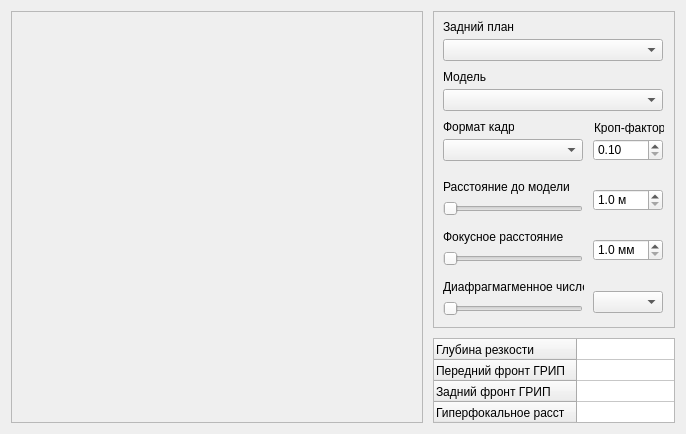
Qt form dofcalc/mainwindow.ui (Betchika99/GRIP-calculator) before a commit.
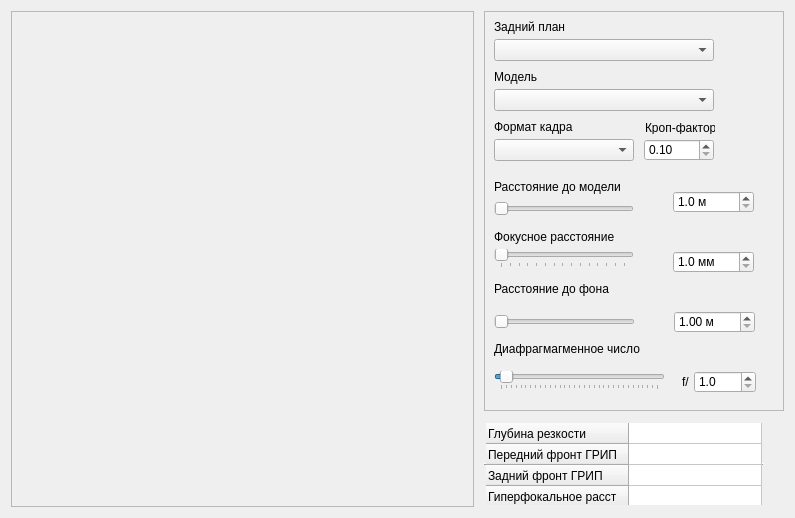
The same form after that commit.

```diff
--- a/dofcalc/mainwindow.ui
+++ b/dofcalc/mainwindow.ui
@@ -6,8 +6,8 @@
    <rect>
     <x>0</x>
     <y>0</y>
-    <width>686</width>
-    <height>434</height>
+    <width>795</width>
+    <height>518</height>
    </rect>
   </property>
   <property name="minimumSize">
@@ -24,17 +24,121 @@
     <property name="spacing">
      <number>10</number>
     </property>
+    <item row="0" column="0" rowspan="2">
+     <widget class="QLabel" name="image">
+      <property name="frameShape">
+       <enum>QFrame::StyledPanel</enum>
+      </property>
+      <property name="text">
+       <string/>
+      </property>
+      <property name="scaledContents">
+       <bool>false</bool>
+      </property>
+      <property name="alignment">
+       <set>Qt::AlignCenter</set>
+      </property>
+     </widget>
+    </item>
+    <item row="1" column="1">
+     <widget class="QTableWidget" name="table_dof">
+      <property name="sizePolicy">
+       <sizepolicy hsizetype="Expanding" vsizetype="Expanding">
+        <horstretch>0</horstretch>
+        <verstretch>0</verstretch>
+       </sizepolicy>
+      </property>
+      <property name="minimumSize">
+       <size>
+        <width>280</width>
+        <height>86</height>
+       </size>
+      </property>
+      <property name="maximumSize">
+       <size>
+        <width>280</width>
+        <height>86</height>
+       </size>
+      </property>
+      <property name="frameShape">
+       <enum>QFrame::HLine</enum>
+      </property>
+      <property name="frameShadow">
+       <enum>QFrame::Raised</enum>
+      </property>
+      <property name="verticalScrollBarPolicy">
+       <enum>Qt::ScrollBarAlwaysOff</enum>
+      </property>
+      <property name="horizontalScrollBarPolicy">
+       <enum>Qt::ScrollBarAlwaysOff</enum>
+      </property>
+      <property name="autoScroll">
+       <bool>false</bool>
+      </property>
+      <property name="editTriggers">
+       <set>QAbstractItemView::NoEditTriggers</set>
+      </property>
+      <property name="selectionMode">
+       <enum>QAbstractItemView::NoSelection</enum>
+      </property>
+      <property name="rowCount">
+       <number>4</number>
+      </property>
+      <property name="columnCount">
+       <number>1</number>
+      </property>
+      <attribute name="horizontalHeaderVisible">
+       <bool>false</bool>
+      </attribute>
+      <attribute name="horizontalHeaderStretchLastSection">
+       <bool>true</bool>
+      </attribute>
+      <attribute name="verticalHeaderDefaultSectionSize">
+       <number>21</number>
+      </attribute>
+      <attribute name="verticalHeaderHighlightSections">
+       <bool>false</bool>
+      </attribute>
+      <attribute name="verticalHeaderMinimumSectionSize">
+       <number>21</number>
+      </attribute>
+      <attribute name="verticalHeaderStretchLastSection">
+       <bool>false</bool>
+      </attribute>
+      <row>
+       <property name="text">
+        <string>Глубина резкости</string>
+       </property>
+      </row>
+      <row>
+       <property name="text">
+        <string>Передний фронт ГРИП</string>
+       </property>
+      </row>
+      <row>
+       <property name="text">
+        <string>Задний фронт ГРИП</string>
+       </property>
+      </row>
+      <row>
+       <property name="text">
+        <string>Гиперфокальное расст</string>
+       </property>
+      </row>
+      <column/>
+     </widget>
+    </item>
     <item row="0" column="1">
      <widget class="QFrame" name="frame_control">
       <property name="minimumSize">
        <size>
-        <width>242</width>
+        <width>300</width>
         <height>0</height>
        </size>
       </property>
       <property name="maximumSize">
        <size>
-        <width>242</width>
+        <width>300</width>
         <height>16777215</height>
        </size>
       </property>
@@ -53,6 +157,9 @@
          <height>19</height>
         </rect>
        </property>
+       <property name="layoutDirection">
+        <enum>Qt::LeftToRight</enum>
+       </property>
        <property name="minimum">
         <number>1</number>
        </property>
@@ -68,6 +175,18 @@
        <property name="orientation">
         <enum>Qt::Horizontal</enum>
        </property>
+       <property name="invertedAppearance">
+        <bool>false</bool>
+       </property>
+       <property name="invertedControls">
+        <bool>false</bool>
+       </property>
+       <property name="tickPosition">
+        <enum>QSlider::TicksBelow</enum>
+       </property>
+       <property name="tickInterval">
+        <number>70</number>
+       </property>
       </widget>
       <widget class="QSlider" name="slider_distance">
        <property name="geometry">
@@ -82,7 +201,7 @@
         <number>1</number>
        </property>
        <property name="maximum">
-        <number>100</number>
+        <number>50</number>
        </property>
        <property name="orientation">
         <enum>Qt::Horizontal</enum>
@@ -94,9 +213,9 @@
       <widget class="QDoubleSpinBox" name="spin_distance">
        <property name="geometry">
         <rect>
-         <x>160</x>
-         <y>178</y>
-         <width>70</width>
+         <x>189</x>
+         <y>180</y>
+         <width>81</width>
          <height>22</height>
         </rect>
        </property>
@@ -110,7 +229,10 @@
         <double>1.000000000000000</double>
        </property>
        <property name="maximum">
-        <double>100.000000000000000</double>
+        <double>50.000000000000000</double>
+       </property>
+       <property name="singleStep">
+        <double>0.500000000000000</double>
        </property>
       </widget>
       <widget class="QLabel" name="label_background">
@@ -118,7 +240,7 @@
         <rect>
          <x>10</x>
          <y>8</y>
-         <width>71</width>
+         <width>81</width>
          <height>16</height>
         </rect>
        </property>
@@ -156,8 +278,8 @@
        <property name="geometry">
         <rect>
          <x>10</x>
-         <y>268</y>
-         <width>141</width>
+         <y>330</y>
+         <width>171</width>
          <height>16</height>
         </rect>
        </property>
@@ -169,8 +291,8 @@
        <property name="geometry">
         <rect>
          <x>10</x>
-         <y>288</y>
-         <width>140</width>
+         <y>360</y>
+         <width>171</width>
          <height>19</height>
         </rect>
        </property>
@@ -178,11 +300,20 @@
         <number>0</number>
        </property>
        <property name="maximum">
-        <number>10</number>
+        <number>32</number>
+       </property>
+       <property name="pageStep">
+        <number>0</number>
+       </property>
+       <property name="value">
+        <number>1</number>
        </property>
        <property name="orientation">
         <enum>Qt::Horizontal</enum>
        </property>
+       <property name="tickPosition">
+        <enum>QSlider::TicksBelow</enum>
+       </property>
       </widget>
       <widget class="QComboBox" name="combo_model">
        <property name="geometry">
@@ -213,9 +344,9 @@
       <widget class="QDoubleSpinBox" name="spin_focallen">
        <property name="geometry">
         <rect>
-         <x>160</x>
-         <y>228</y>
-         <width>70</width>
+         <x>189</x>
+         <y>240</y>
+         <width>81</width>
          <height>22</height>
         </rect>
        </property>
@@ -260,7 +391,7 @@
         <rect>
          <x>10</x>
          <y>108</y>
-         <width>71</width>
+         <width>91</width>
          <height>16</height>
         </rect>
        </property>
@@ -291,106 +422,113 @@
         </rect>
        </property>
       </widget>
-      <widget class="QComboBox" name="combo_aperture">
+      <widget class="QSlider" name="slider_backgroun_distance">
        <property name="geometry">
         <rect>
-         <x>160</x>
-         <y>280</y>
-         <width>70</width>
+         <x>10</x>
+         <y>300</y>
+         <width>141</width>
          <height>22</height>
         </rect>
        </property>
+       <property name="minimum">
+        <number>1</number>
+       </property>
+       <property name="maximum">
+        <number>500</number>
+       </property>
+       <property name="singleStep">
+        <number>1</number>
+       </property>
+       <property name="value">
+        <number>1</number>
+       </property>
+       <property name="orientation">
+        <enum>Qt::Horizontal</enum>
+       </property>
       </widget>
-     </widget>
-    </item>
-    <item row="1" column="1">
-     <widget class="QTableWidget" name="table_dof">
-      <property name="minimumSize">
-       <size>
-        <width>242</width>
-        <height>85</height>
-       </size>
-      </property>
-      <property name="maximumSize">
-       <size>
-        <width>242</width>
-        <height>85</height>
-       </size>
-      </property>
-      <property name="verticalScrollBarPolicy">
-       <enum>Qt::ScrollBarAlwaysOff</enum>
-      </property>
-      <property name="horizontalScrollBarPolicy">
-       <enum>Qt::ScrollBarAlwaysOff</enum>
-      </property>
-      <property name="autoScroll">
-       <bool>false</bool>
-      </property>
-      <property name="editTriggers">
-       <set>QAbstractItemView::NoEditTriggers</set>
-      </property>
-      <property name="selectionMode">
-       <enum>QAbstractItemView::NoSelection</enum>
-      </property>
-      <attribute name="horizontalHeaderVisible">
-       <bool>false</bool>
-      </attribute>
-      <attribute name="horizontalHeaderStretchLastSection">
-       <bool>true</bool>
-      </attribute>
-      <attribute name="verticalHeaderDefaultSectionSize">
-       <number>21</number>
-      </attribute>
-      <attribute name="verticalHeaderHighlightSections">
-       <bool>false</bool>
-      </attribute>
-      <attribute name="verticalHeaderMinimumSectionSize">
-       <number>21</number>
-      </attribute>
-      <attribute name="verticalHeaderStretchLastSection">
-       <bool>false</bool>
-      </attribute>
-      <row>
-       <property name="text">
-        <string>Глубина резкости</string>
+      <widget class="QDoubleSpinBox" name="spin_backgrond_distance">
+       <property name="geometry">
+        <rect>
+         <x>190</x>
+         <y>300</y>
+         <width>81</width>
+         <height>22</height>
+        </rect>
        </property>
-      </row>
-      <row>
-       <property name="text">
-        <string>Передний фронт ГРИП</string>
+       <property name="suffix">
+        <string> м</string>
        </property>
-      </row>
-      <row>
-       <property name="text">
-        <string>Задний фронт ГРИП</string>
+       <property name="decimals">
+        <number>2</number>
        </property>
-      </row>
-      <row>
+       <property name="minimum">
+        <double>1.000000000000000</double>
+       </property>
+       <property name="maximum">
+        <double>500.000000000000000</double>
+       </property>
+       <property name="singleStep">
+        <double>1.000000000000000</double>
+       </property>
+       <property name="value">
+        <double>1.000000000000000</double>
+       </property>
+      </widget>
+      <widget class="QLabel" name="label_background_meters">
+       <property name="geometry">
+        <rect>
+         <x>10</x>
+         <y>270</y>
+         <width>181</width>
+         <height>16</height>
+        </rect>
+       </property>
        <property name="text">
-        <string>Гиперфокальное расст</string>
+        <string>Расстояние до фона</string>
        </property>
-      </row>
-      <column>
+      </widget>
+      <widget class="QDoubleSpinBox" name="spin_aperture">
+       <property name="geometry">
+        <rect>
+         <x>210</x>
+         <y>360</y>
+         <width>62</width>
+         <height>22</height>
+        </rect>
+       </property>
+       <property name="sizePolicy">
+        <sizepolicy hsizetype="Maximum" vsizetype="Fixed">
+         <horstretch>0</horstretch>
+         <verstretch>0</verstretch>
+        </sizepolicy>
+       </property>
+       <property name="decimals">
+        <number>1</number>
+       </property>
+       <property name="minimum">
+        <double>1.000000000000000</double>
+       </property>
+       <property name="maximum">
+        <double>32.000000000000000</double>
+       </property>
+       <property name="singleStep">
+        <double>0.400000000000000</double>
+       </property>
+      </widget>
+      <widget class="QLabel" name="diafragm_letter">
+       <property name="geometry">
+        <rect>
+         <x>198</x>
+         <y>363</y>
+         <width>31</width>
+         <height>16</height>
+        </rect>
+       </property>
        <property name="text">
-        <string>Новый столбец</string>
+        <string>f/</string>
        </property>
-      </column>
-     </widget>
-    </item>
-    <item row="0" column="0" rowspan="2">
-     <widget class="QLabel" name="image">
-      <property name="frameShape">
-       <enum>QFrame::StyledPanel</enum>
-      </property>
-      <property name="text">
-       <string/>
-      </property>
-      <property name="scaledContents">
-       <bool>false</bool>
-      </property>
-      <property name="alignment">
-       <set>Qt::AlignCenter</set>
-      </property>
+      </widget>
      </widget>
     </item>
    </layout>
```
Left out of the diff: 4 changed lines with no effect on the pictures.
